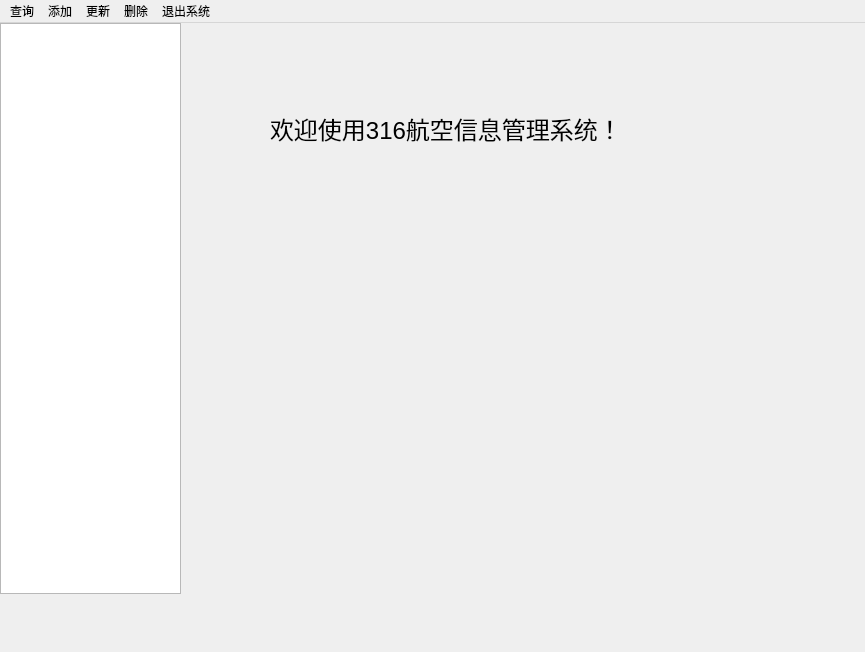
Before: the Qt Designer form MainWindow/flightmanager.ui in Greenhandyanjx/316new_flight, drawn with Qt 5.
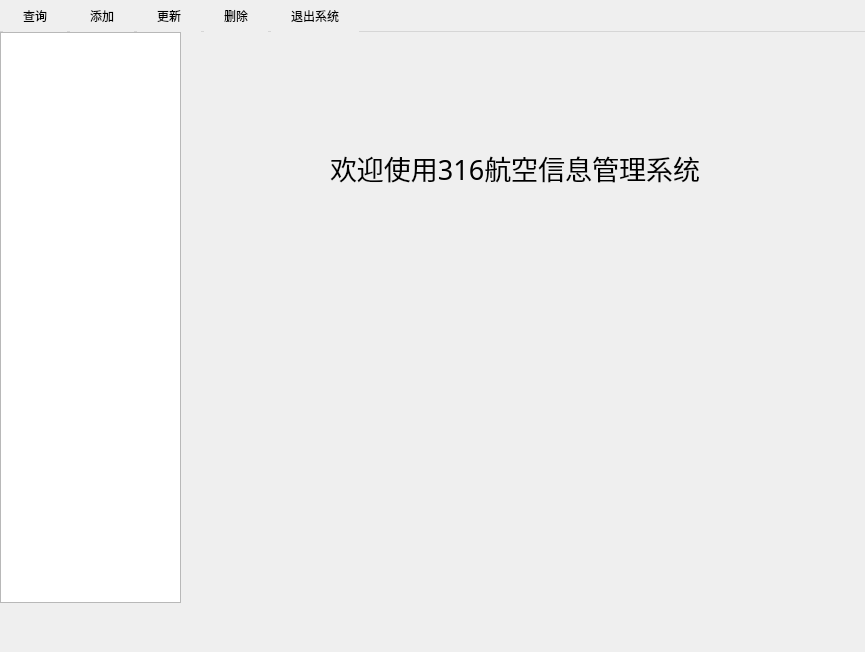
After: the same form once the commit is applied. The open tabs and pages were chosen to show the change. Icons and pictures are not drawn.

The edit to the form file:
```diff
--- a/MainWindow/flightmanager.ui
+++ b/MainWindow/flightmanager.ui
@@ -17,6 +17,13 @@
    <iconset resource="../resourse.qrc">
     <normaloff>:/images/images/airplane.png</normaloff>:/images/images/airplane.png</iconset>
   </property>
+  <property name="styleSheet">
+   <string notr="true">QLable{
+	font: 9pt &quot;华文楷体&quot;;
+	rgb(255, 255, 255);
+}
+</string>
+  </property>
   <widget class="QWidget" name="centralwidget">
    <widget class="QWidget" name="gridLayoutWidget">
     <property name="geometry">
@@ -45,6 +52,13 @@
     <layout class="QGridLayout" name="showlayout">
      <item row="0" column="0">
       <widget class="QStackedWidget" name="stackedWidget">
+       <property name="styleSheet">
+        <string notr="true">#homepage{
+
+border-image:url(:/images/images/background1.jpg);
+
+}</string>
+       </property>
        <property name="currentIndex">
         <number>1</number>
        </property>
@@ -52,15 +66,16 @@
         <widget class="QLabel" name="welcomelabel">
          <property name="geometry">
           <rect>
-           <x>90</x>
-           <y>80</y>
-           <width>351</width>
+           <x>150</x>
+           <y>110</y>
+           <width>381</width>
            <height>51</height>
           </rect>
          </property>
          <property name="font">
           <font>
-           <pointsize>18</pointsize>
+           <family>华文楷体</family>
+           <pointsize>20</pointsize>
           </font>
          </property>
          <property name="text">
@@ -1556,9 +1571,28 @@
      <x>0</x>
      <y>0</y>
      <width>865</width>
-     <height>21</height>
+     <height>30</height>
     </rect>
    </property>
+   <property name="styleSheet">
+    <string notr="true">QMenuBar {
+    background-color: qlineargradient(x1:0, y1:0, x2:0, y2:1,
+                                      stop:0 rgb(84, 209, 255), stop:1 rgb(0, 170, 255));
+    spacing: 3px; /* spacing between menu bar items */
+}
+QMenuBar::item {
+    padding: 7px 20px;
+    background: transparent;
+    border-radius: 5px;
+}
+QMenuBar::item:selected { /* when selected using mouse or keyboard */
+    background: rgb(2, 242, 255);
+}
+
+QMenuBar::item:pressed {
+    background: rgb(2, 242, 255);
+}</string>
+   </property>
    <widget class="QMenu" name="searchmenu">
     <property name="title">
      <string>查询</string>
```
Left out of the diff: 15 changed lines with no effect on the pictures.
